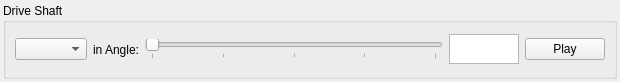
Old version of the form core/simulate/run_Drive.ui in the repository KmolYuan/Pyslvs-UI.
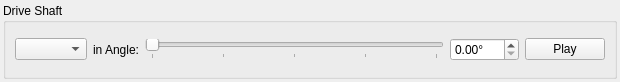
New version of the form.

```diff
--- a/core/simulate/run_Drive.ui
+++ b/core/simulate/run_Drive.ui
@@ -91,24 +91,15 @@
          </widget>
         </item>
         <item>
-         <widget class="QTextBrowser" name="Degree_text">
-          <property name="sizePolicy">
-           <sizepolicy hsizetype="Fixed" vsizetype="Fixed">
-            <horstretch>0</horstretch>
-            <verstretch>0</verstretch>
-           </sizepolicy>
+         <widget class="QDoubleSpinBox" name="Degree_text">
+          <property name="suffix">
+           <string>°</string>
           </property>
-          <property name="maximumSize">
-           <size>
-            <width>70</width>
-            <height>30</height>
-           </size>
+          <property name="maximum">
+           <double>360.000000000000000</double>
           </property>
-          <property name="verticalScrollBarPolicy">
-           <enum>Qt::ScrollBarAlwaysOff</enum>
-          </property>
-          <property name="horizontalScrollBarPolicy">
-           <enum>Qt::ScrollBarAlwaysOff</enum>
+          <property name="singleStep">
+           <double>10.000000000000000</double>
           </property>
          </widget>
         </item>
```
